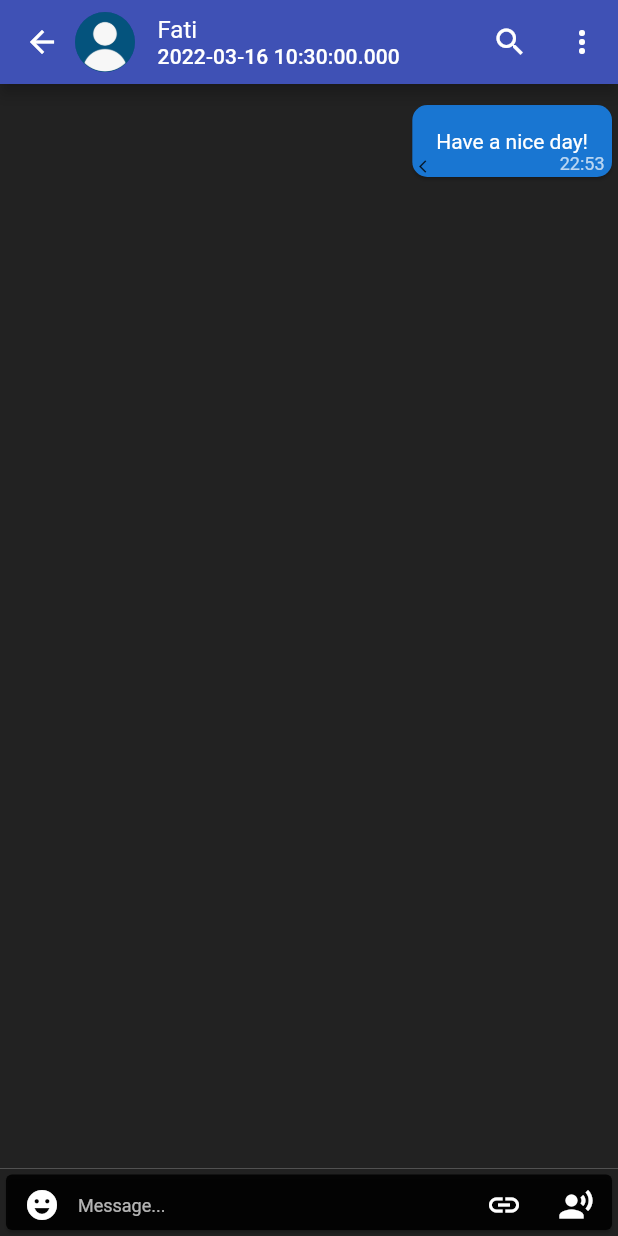
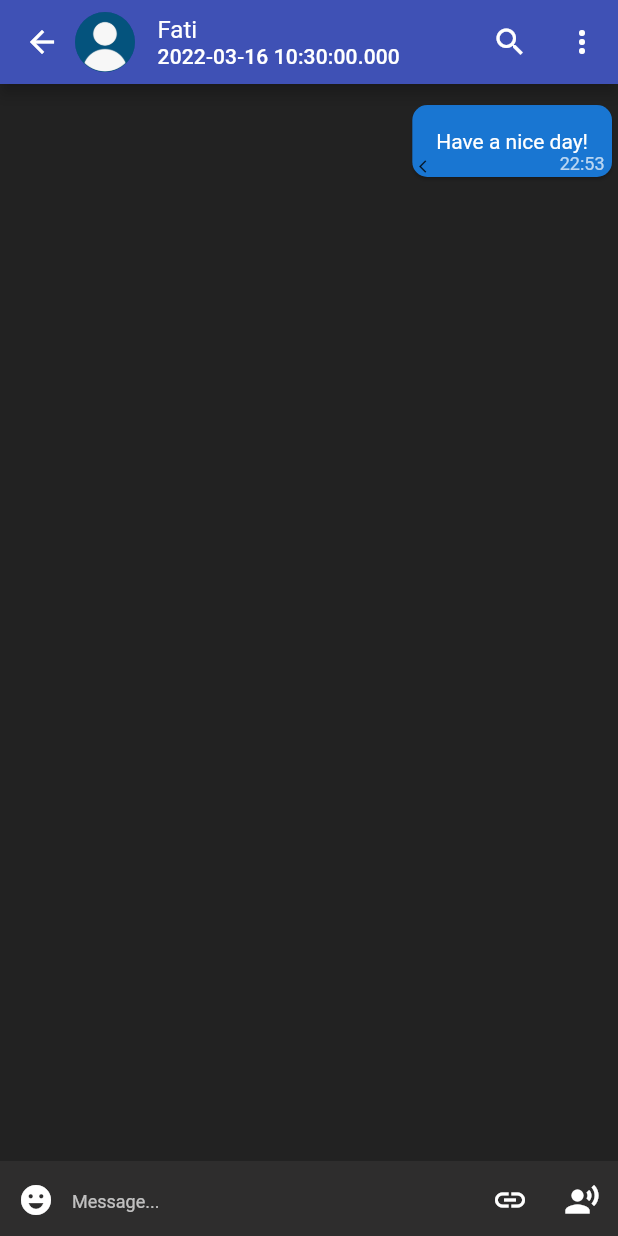
Before and after one commit to Mahdijamebozorg/ChatApp, a Flutter app: the screen it shows after launch, after a tap on "Fati", on a phone screen of 412 x 824 dp. Run offline on Flutter 3.47's test engine with Material 2 defaults, Android fonts, the phone set to English and light mode, and no system bars.

Commit message:
Message box size is optimized and responsible

```diff
--- a/lib/Screens/ChatScreeen.dart
+++ b/lib/Screens/ChatScreeen.dart
@@ -2,7 +2,11 @@ import 'package:chatapp/Models/Chat.dart';
 import 'package:chatapp/Models/Message.dart';
 import 'package:chatapp/Models/User.dart';
 import 'package:chatapp/Widgets/ChatInput.dart';
+import 'package:chatapp/Widgets/ChatMessages.dart';
 import 'package:flutter/material.dart';
+import 'package:provider/provider.dart';
+
+const double inputFieldHeight = 50;
 
 class ChatScreen extends StatefulWidget {
   static const routeName = "/chatScreen";
@@ -33,13 +37,17 @@ class _ChatScreenState extends State<ChatScreen> {
 
   @override
   Widget build(BuildContext context) {
+    final Size _screenSize = MediaQuery.of(context).size;
+    final _viewInsets = MediaQuery.of(context).viewInsets;
     final Chat chat = routeArg?["chat"];
     final User currentUser = routeArg?["user"];
     final User otherUser =
         chat.users.firstWhere((user) => user.id != currentUser.id);
+    final AppBar _appBar;
 
     // final Size _screenSize = MediaQuery.of(context).size;
-    return Scaffold(
+    return Consumer(
+      builder: (context, value, child) => Scaffold(
         //app bar
         appBar: AppBar(
           flexibleSpace: SafeArea(
@@ -54,8 +62,8 @@ class _ChatScreenState extends State<ChatScreen> {
                     children: [
                       Container(
                         height: 50,
-                      margin: EdgeInsets.only(left: 50),
-                      child: CircleAvatar(
+                        margin: const EdgeInsets.only(left: 50),
+                        child: const CircleAvatar(
                           backgroundImage: AssetImage(
                             "assets/images/user.png",
                           ), //test
@@ -113,59 +121,30 @@ class _ChatScreenState extends State<ChatScreen> {
 
         //body
         body: chat.messages.isNotEmpty
-          ? ListView.builder(
-              shrinkWrap: true,
-              itemCount: chat.messages.length,
-              padding: const EdgeInsets.only(top: 10, bottom: 10),
-              itemBuilder: (context, index) => Align(
-                alignment: currentUser.id == chat.messages[index].senderId
-                    ? Alignment.topRight
-                    : Alignment.topLeft,
-                child: Card(
-                  shape: RoundedRectangleBorder(
-                      borderRadius: BorderRadius.circular(10)),
-                  color: (chat.messages[index].senderId == currentUser.id
-                      ? Colors.blue[700]
-                      : Colors.grey.shade700),
-                  child: Stack(
+            ? Column(
                 children: [
-                      Padding(
-                        padding: EdgeInsets.all(16),
-                        child: Text(
-                          chat.messages[index].text,
-                          style: Theme.of(context).textTheme.bodyMedium,
+                  //messages
+                  Expanded(
+                    child: ChatMessages(
+                      chat: chat,
+                      currentUser: currentUser,
                     ),
                   ),
-                      Positioned(
-                        right: 5,
-                        bottom: 2,
-                        child: Text(
-                          //test
-                          "22:53",
-                          // chat.messages[index].sendTime.hour.toString() ??
-                          //     "TimeError",
-                          style: Theme.of(context).textTheme.bodySmall,
+
+                  //inputs
+                  Container(
+                    constraints: const BoxConstraints(
+                      minHeight: inputFieldHeight,
+                      maxHeight: inputFieldHeight * 4,
+                    ),
+                    child: ChatInputs(
+                      addMessage: () {},
                     ),
                   ),
-                      Positioned(
-                        left: 2,
-                        bottom: 2,
-                        child: chat.messages[index].senderId == currentUser.id
-                            ? Icon(
-                                chat.messages[index].usersSeen.isNotEmpty
-                                    ? Icons.keyboard_double_arrow_left_sharp
-                                    : Icons.arrow_back_ios_new,
-                                size: 10,
-                              )
-                            : Container(),
-                      )
                 ],
-                  ),
-                ),
-              ),
               )
             : const Text("No chat yet!"),
-      bottomSheet: ChatInputs(),
+      ),
     );
   }
 }
--- a/lib/Widgets/ChatInput.dart
+++ b/lib/Widgets/ChatInput.dart
@@ -1,7 +1,13 @@
 import 'package:flutter/material.dart';
 
+const Color backGround = Color.fromARGB(255, 46, 45, 45);
+
 class ChatInputs extends StatefulWidget {
-  const ChatInputs({Key? key}) : super(key: key);
+  final Function addMessage;
+  const ChatInputs({
+    required this.addMessage,
+    Key? key,
+  }) : super(key: key);
 
   @override
   State<ChatInputs> createState() => _ChatInputsState();
@@ -28,19 +34,21 @@ class _ChatInputsState extends State<ChatInputs> {
   @override
   Widget build(BuildContext context) {
     return Container(
-      height: 45,
-      decoration: BoxDecoration(
-        color: Theme.of(context).scaffoldBackgroundColor,
+      // height: 50,
+      decoration: const BoxDecoration(
+        color: backGround,
       ),
-      child: Card(
-        color: Theme.of(context).scaffoldBackgroundColor,
-        child: Center(
       child: Row(
+        crossAxisAlignment: CrossAxisAlignment.end,
         children: <Widget>[
           //emoji
           IconButton(
-                icon: const Icon(Icons.emoji_emotions),
+            icon: const Icon(
+              Icons.emoji_emotions,
+            ),
             color: Theme.of(context).primaryIconTheme.color,
+            highlightColor: Theme.of(context).scaffoldBackgroundColor,
+            splashColor: Theme.of(context).scaffoldBackgroundColor,
             onPressed: () {},
           ),
 
@@ -48,24 +56,17 @@ class _ChatInputsState extends State<ChatInputs> {
           Expanded(
             child: TextField(
               keyboardType: TextInputType.multiline,
-                  textInputAction: TextInputAction.newline,
-                  minLines: null,
+              // textInputAction: TextInputAction.newline,
               maxLines: null,
-                  expands: true,
+              // expands: true,
               decoration: InputDecoration(
                 hintText: "Message...",
                 hintStyle: Theme.of(context).textTheme.bodySmall,
                 border: InputBorder.none,
               ),
               controller: _textController,
+              focusNode: _textFocus,
               onSubmitted: (text) {},
-                  focusNode: _textFocus,
-                  onEditingComplete: () {
-                    _textFocus.dispose();
-                  },
-                  onTap: () {
-                    _textFocus.requestFocus();
-                  },
             ),
           ),
 
@@ -76,6 +77,8 @@ class _ChatInputsState extends State<ChatInputs> {
                     Icons.send,
                   ),
                   color: Theme.of(context).primaryIconTheme.color,
+                  highlightColor: Theme.of(context).scaffoldBackgroundColor,
+                  splashColor: Theme.of(context).scaffoldBackgroundColor,
                   onPressed: () {},
                 )
               //other inputs
@@ -83,21 +86,23 @@ class _ChatInputsState extends State<ChatInputs> {
                   mainAxisAlignment: MainAxisAlignment.end,
                   children: [
                     IconButton(
-                          onPressed: () {},
                       icon: const Icon(Icons.link),
                       color: Theme.of(context).primaryIconTheme.color,
+                      highlightColor: Theme.of(context).scaffoldBackgroundColor,
+                      splashColor: Theme.of(context).scaffoldBackgroundColor,
+                      onPressed: () {},
                     ),
                     IconButton(
-                          onPressed: () {},
                       icon: const Icon(Icons.record_voice_over),
                       color: Theme.of(context).primaryIconTheme.color,
+                      highlightColor: Theme.of(context).scaffoldBackgroundColor,
+                      splashColor: Theme.of(context).scaffoldBackgroundColor,
+                      onPressed: () {},
                     ),
                   ],
                 ),
         ],
       ),
-        ),
-      ),
     );
   }
 }
--- /dev/null
+++ b/lib/Widgets/ChatMessages.dart
@@ -0,0 +1,71 @@
+import 'package:chatapp/Models/Chat.dart';
+import 'package:chatapp/Models/User.dart';
+import 'package:flutter/material.dart';
+
+class ChatMessages extends StatefulWidget {
+  final Chat chat;
+  final User currentUser;
+  const ChatMessages({required this.chat, required this.currentUser, Key? key})
+      : super(key: key);
+
+  @override
+  State<ChatMessages> createState() => _ChatMessagesState();
+}
+
+class _ChatMessagesState extends State<ChatMessages> {
+  @override
+  Widget build(BuildContext context) {
+    return ListView.builder(
+      shrinkWrap: true,
+      itemCount: widget.chat.messages.length,
+      padding: const EdgeInsets.only(top: 10, bottom: 10),
+      itemBuilder: (context, index) => Align(
+        alignment: widget.currentUser.id == widget.chat.messages[index].senderId
+            ? Alignment.topRight
+            : Alignment.topLeft,
+        child: Card(
+          shape:
+              RoundedRectangleBorder(borderRadius: BorderRadius.circular(10)),
+          color: (widget.chat.messages[index].senderId == widget.currentUser.id
+              ? Colors.blue[700]
+              : Colors.grey.shade700),
+          child: Stack(
+            children: [
+              Padding(
+                padding: EdgeInsets.all(16),
+                child: Text(
+                  widget.chat.messages[index].text,
+                  style: Theme.of(context).textTheme.bodyMedium,
+                ),
+              ),
+              Positioned(
+                right: 5,
+                bottom: 2,
+                child: Text(
+                  //test
+                  "22:53",
+                  // chat.messages[index].sendTime.hour.toString() ??
+                  //     "TimeError",
+                  style: Theme.of(context).textTheme.bodySmall,
+                ),
+              ),
+              Positioned(
+                left: 2,
+                bottom: 2,
+                child: widget.chat.messages[index].senderId ==
+                        widget.currentUser.id
+                    ? Icon(
+                        widget.chat.messages[index].usersSeen.isNotEmpty
+                            ? Icons.keyboard_double_arrow_left_sharp
+                            : Icons.arrow_back_ios_new,
+                        size: 10,
+                      )
+                    : Container(),
+              )
+            ],
+          ),
+        ),
+      ),
+    );
+  }
+}
--- a/lib/dummy_data.dart
+++ b/lib/dummy_data.dart
@@ -43,7 +43,37 @@ List<Chat> dummy_chats = [
         senderId: "p1",
         sendTime: DateTime.now().subtract(const Duration(hours: 3)),
         usersSeen: {},
-      )
+      ),
+      Message(
+        text: "Khoooobiiiii",
+        senderId: "p1",
+        sendTime: DateTime.now().subtract(const Duration(hours: 3)),
+        usersSeen: {},
+      ),
+      Message(
+        text: "Khoooobiiiii",
+        senderId: "p1",
+        sendTime: DateTime.now().subtract(const Duration(hours: 3)),
+        usersSeen: {},
+      ),
+      Message(
+        text: "Khoooobiiiii",
+        senderId: "p1",
+        sendTime: DateTime.now().subtract(const Duration(hours: 3)),
+        usersSeen: {},
+      ),
+      Message(
+        text: "Khoooobiiiii",
+        senderId: "p1",
+        sendTime: DateTime.now().subtract(const Duration(hours: 3)),
+        usersSeen: {},
+      ),
+      Message(
+        text: "Khoooobiiiii",
+        senderId: "p1",
+        sendTime: DateTime.now().subtract(const Duration(hours: 3)),
+        usersSeen: {},
+      ),
     ],
     type: ChatType.user,
     createdDate: DateTime.now().subtract(const Duration(days: 1)),
```
Lines whose indentation alone changed are shown as unchanged.
